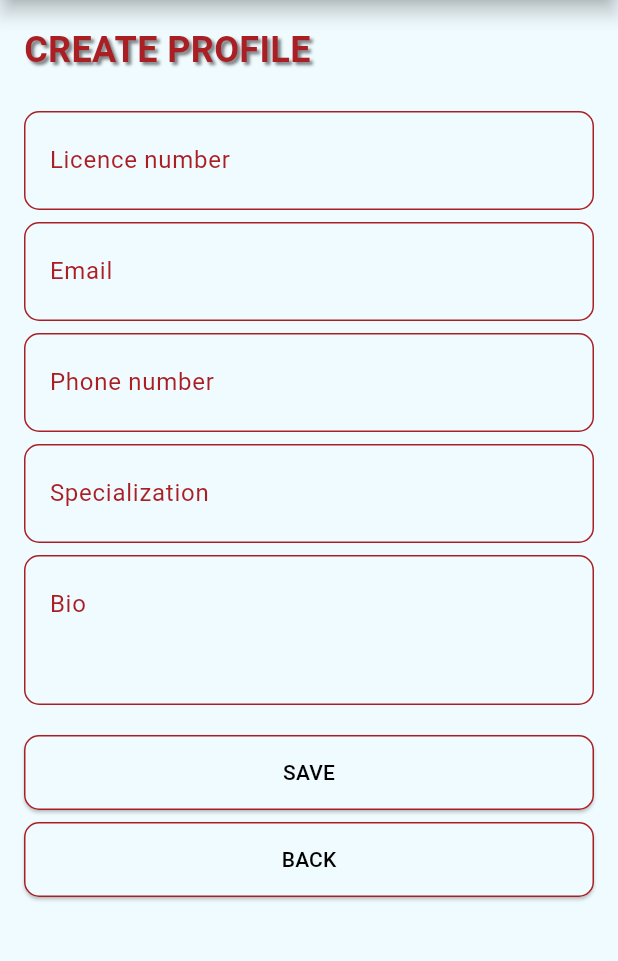
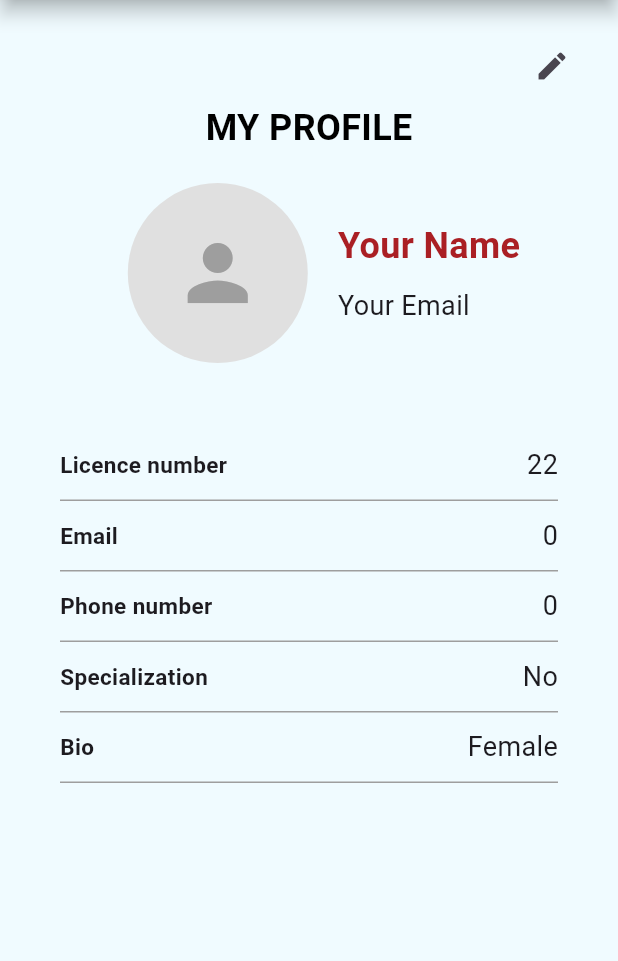
Before and after one commit to Naveencheriyangat/flutter_application_1, a Flutter app: the Login screen opened directly, after a tap on "SAVE", on a phone screen of 412 x 824 dp, the part 84-1045 px from its top. Run offline on Flutter 3.47's test engine with Material 3 defaults, Android fonts, the phone set to English and light mode, and no system bars.

Commit message:
command changed

```diff
--- a/lib/profile.dart
+++ b/lib/profile.dart
@@ -1,4 +1,6 @@
 import 'package:flutter/material.dart';
+import 'Home.dart';
+
 
 void main() => runApp(const ProfilePage());
 
@@ -52,7 +54,7 @@ class MyLoginPage extends StatefulWidget {
 class _MyLoginPageState extends State<MyLoginPage> {
   late TextEditingController emailController;
   late TextEditingController passwordController;
-  bool _isSignInHovered = false;
+  bool _isSaveHovered = false;
   bool _isBackHovered = false;
 
   @override
@@ -79,7 +81,7 @@ class _MyLoginPageState extends State<MyLoginPage> {
           Text(
             'CREATE PROFILE',
             style: TextStyle(
-              color:Color(0xFFAA1F24),
+              color: Color(0xFFAA1F24),
               fontSize: 24,
               fontWeight: FontWeight.bold,
               shadows: [
@@ -96,13 +98,13 @@ class _MyLoginPageState extends State<MyLoginPage> {
             child: Column(
               crossAxisAlignment: CrossAxisAlignment.center,
               children: [
-                SizedBox(height: 8),
                 Container(
                   decoration: BoxDecoration(
                     border: Border.all(color: Color(0xFFAA1F24)),
                     borderRadius: BorderRadius.circular(10),
                   ),
                   child: TextField(
+                    controller: emailController,
                     decoration: InputDecoration(
                       labelText: 'Licence number',
                       labelStyle: TextStyle(color: Color(0xFFAA1F24)),
@@ -118,6 +120,7 @@ class _MyLoginPageState extends State<MyLoginPage> {
                     borderRadius: BorderRadius.circular(10),
                   ),
                   child: TextField(
+                    controller: passwordController,
                     decoration: InputDecoration(
                       labelText: 'Email',
                       labelStyle: TextStyle(color: Color(0xFFAA1F24)),
@@ -174,30 +177,33 @@ class _MyLoginPageState extends State<MyLoginPage> {
                     obscureText: true,
                   ),
                 ),
-                const SizedBox(height: 20),
+                SizedBox(height: 20),
                 SizedBox(
                   width: double.infinity,
                   height: 50,
                   child: MouseRegion(
-                    onEnter: (_) => setState(() => _isSignInHovered = true),
-                    onExit: (_) => setState(() => _isSignInHovered = false),
+                    onEnter: (_) => setState(() => _isSaveHovered = true),
+                    onExit: (_) => setState(() => _isSaveHovered = false),
                     child: ElevatedButton(
                       onPressed: () {
-
+                        Navigator.push(
+                          context,
+                          MaterialPageRoute(builder: (context) => YourDetailsPage()), // Replace Home() with your desired destination
+                        );// Handle SAVE button press
                       },
                       style: ElevatedButton.styleFrom(
-                        foregroundColor: _isSignInHovered ? Colors.black : Colors.white,
-                        backgroundColor: _isSignInHovered ? Color(0xFFAA1F24) : Color.fromARGB(255, 240, 251, 255),
+                        foregroundColor: _isSaveHovered ? Colors.black : Colors.white,
+                        backgroundColor: _isSaveHovered ? Color(0xFFAA1F24) : Color.fromARGB(255, 240, 251, 255),
                         shape: RoundedRectangleBorder(
                           borderRadius: BorderRadius.circular(10),
                           side: BorderSide(color: Color(0xFFAA1F24)),
                         ),
                       ),
-                      child: const Padding(
+                      child: Padding(
                         padding: EdgeInsets.all(12.0),
                         child: Text(
                           'SAVE',
-                          style: TextStyle(color: Colors.black), // Set text color to black
+                          style: TextStyle(color: Colors.black),
                         ),
                       ),
                     ),
@@ -214,7 +220,7 @@ class _MyLoginPageState extends State<MyLoginPage> {
                       onPressed: () {
                         Navigator.push(
                           context,
-                          MaterialPageRoute(builder: (context) => Login()),
+                          MaterialPageRoute(builder: (context) => CardioVistaApp()), // Replace Home() with your desired destination
                         );
                       },
                       style: ElevatedButton.styleFrom(
@@ -225,7 +231,7 @@ class _MyLoginPageState extends State<MyLoginPage> {
                           side: BorderSide(color: Color(0xFFAA1F24)),
                         ),
                       ),
-                      child: const Padding(
+                      child: Padding(
                         padding: EdgeInsets.all(12.0),
                         child: Text(
                           'BACK',
@@ -237,15 +243,140 @@ class _MyLoginPageState extends State<MyLoginPage> {
                 ),
               ],
             ),
-        )
+          ),
         ],
       ),
     );
   }
 }
+class YourDetailsPage extends StatelessWidget {
+  @override
+  Widget build(BuildContext context) {
+    return Scaffold(
+      appBar: AppBar(
+        title: Row(
+          mainAxisAlignment: MainAxisAlignment.end,
+          children: [
+            Text('Cardio ', style: TextStyle(color: Colors.black)),
+            Text('Vista', style: TextStyle(color: Color(0xFFAA1F24))),
+          ],
+        ),
+        elevation: 5,
+        shadowColor: Colors.black,
+      ),
+      body: Padding(
+        padding: EdgeInsets.symmetric(horizontal: 20, vertical: 20),
+        child: Column(
+          crossAxisAlignment: CrossAxisAlignment.center,
+          children: [
+            Row(
+              mainAxisAlignment: MainAxisAlignment.end,
+              children: [
+                IconButton(
+                  icon: Icon(Icons.edit),
+                  onPressed: () {
+                    // Add functionality to navigate to edit profile page
+                  },
+                ),
+              ],
+            ),
+            Text(
+              'MY PROFILE',
+              style: TextStyle(
+                fontSize: 24,
+                fontWeight: FontWeight.bold,
+                color: Colors.black,
+              ),
+            ),
+            SizedBox(height: 20),
+            Row(
+              mainAxisAlignment: MainAxisAlignment.center,
+              children: [
+                SizedBox(width: 20), // Adjust the space between CircleAvatar and Text
+                CircleAvatar(
+                  radius: 60,
+                  backgroundColor: Colors.grey[300], // Placeholder background color
+                  child: Icon(
+                    Icons.person,
+                    size: 60,
+                    color: Colors.grey, // Placeholder icon color
+                  ),
+                ),
+                SizedBox(width: 20), // Adjust the space between CircleAvatar and Text
+                Column(
+                  crossAxisAlignment: CrossAxisAlignment.start,
+                  children: [
+                    Text(
+                      'Your Name', // Placeholder for name, replace with actual name
+                      style: TextStyle(
+                        fontSize: 24,
+                        fontWeight: FontWeight.bold,
+                        color: Color(0xFFAA1F24),
+                      ),
+                    ),
+                    SizedBox(height: 10), // Adjust the space between Your Name and Email
+                    Text(
+                      'Your Email', // Placeholder for email, replace with actual email
+                      style: TextStyle(
+                        fontSize: 18,
+                      ),
+                    ),
+                  ],
+                ),
+              ],
+            ),
+            SizedBox(height:50),
+            ProfileInfoField(label: 'Licence number', value: '22'),
+            ProfileInfoField(label: 'Email', value: '0'),
+            ProfileInfoField(label: 'Phone number', value: '0'),
+            ProfileInfoField(label: 'Specialization', value: 'No'),
+            ProfileInfoField(label: 'Bio', value: 'Female'),
+            SizedBox(height: 20),
+          ],
+        ),
+      ),
+      // Add bottom navigation bar if needed
+    );
+  }
+}
+
+class ProfileInfoField extends StatelessWidget {
+  final String label;
+  final String value;
+
+  ProfileInfoField({required this.label, required this.value});
 
   @override
   Widget build(BuildContext context) {
-    // TODO: implement build
-    throw UnimplementedError();
+    return Container(
+      margin: EdgeInsets.symmetric(horizontal: 20, vertical: 5),
+      padding: EdgeInsets.only(bottom: 10),
+      decoration: BoxDecoration(
+        border: Border(
+          bottom: BorderSide(
+            color: Colors.grey,
+            width: 1,
+          ),
+        ),
+      ),
+      child: Row(
+        mainAxisAlignment: MainAxisAlignment.spaceBetween,
+        children: [
+          Text(
+            label,
+            style: TextStyle(
+              fontSize: 15,
+              fontWeight: FontWeight.bold,
+            ),
+          ),
+          Text(
+            value,
+            style: TextStyle(
+              fontSize: 18,
+            ),
+          ),
+        ],
+      ),
+    );
   }
+}
```
Lines whose indentation alone changed are shown as unchanged.
